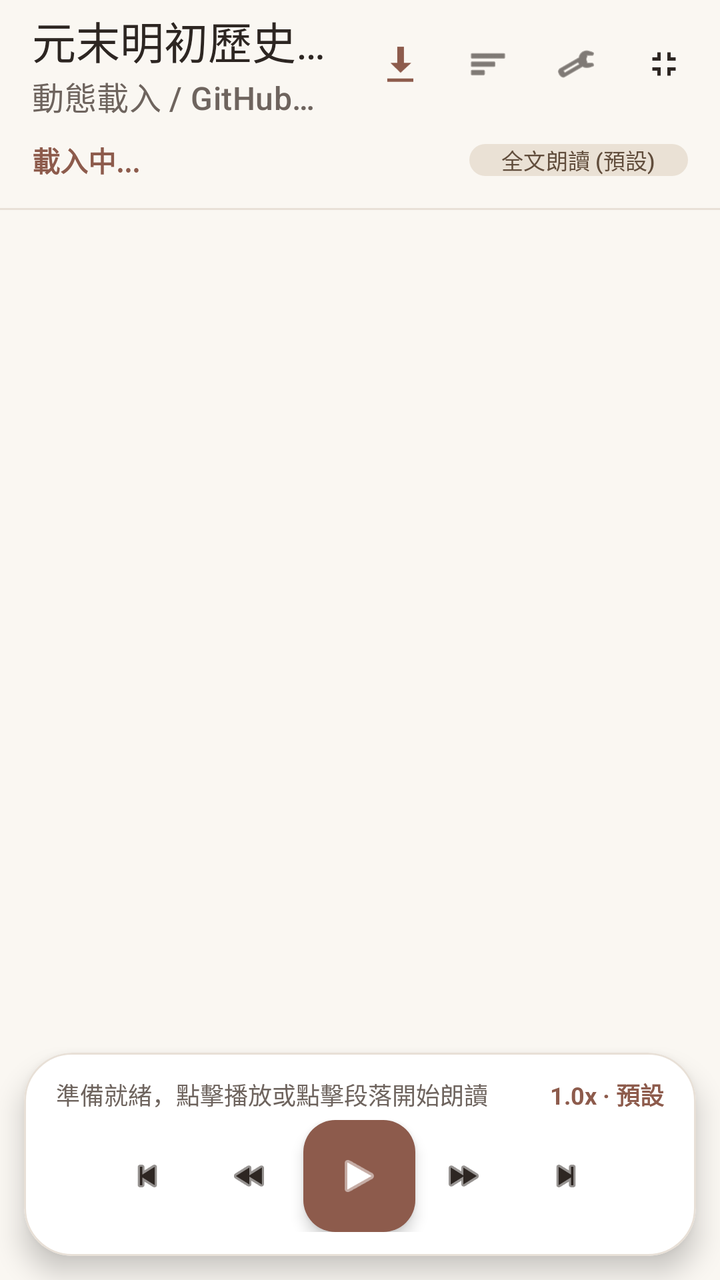
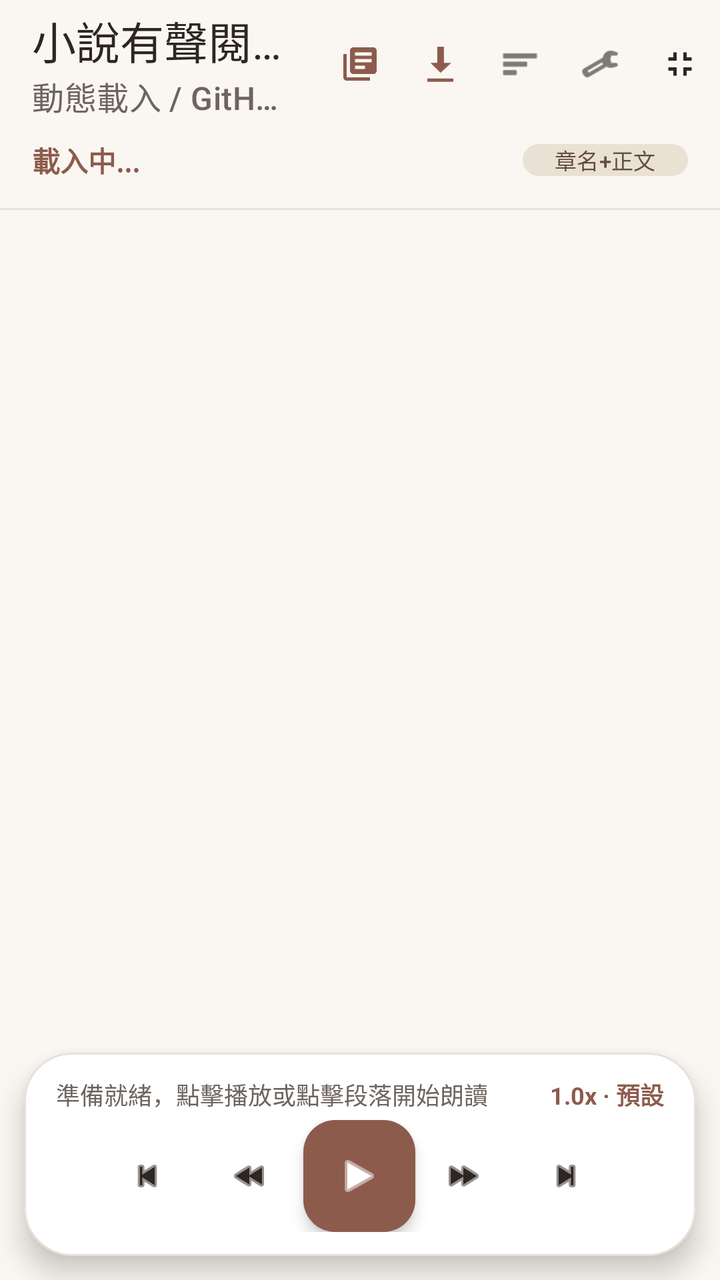

An Android layout rendered at two revisions. The XML below is the earlier revision; the diff shows what the commit changed to produce the second picture.
<!-- AndroidManifest.xml: application theme Theme.NovelReader -->
<!-- res/layout/activity_main.xml -->
<?xml version="1.0" encoding="utf-8"?>
<androidx.coordinatorlayout.widget.CoordinatorLayout xmlns:android="http://schemas.android.com/apk/res/android"
    xmlns:app="http://schemas.android.com/apk/res-auto"
    xmlns:tools="http://schemas.android.com/tools"
    android:id="@+id/rootLayout"
    android:layout_width="match_parent"
    android:layout_height="match_parent"
    android:background="@color/bg_paper">

    <com.google.android.material.appbar.AppBarLayout
        android:id="@+id/appBarLayout"
        android:layout_width="match_parent"
        android:layout_height="wrap_content"
        android:background="@color/bg_paper"
        app:elevation="2dp">

        <com.google.android.material.appbar.MaterialToolbar
            android:id="@+id/toolbar"
            android:layout_width="match_parent"
            android:layout_height="?attr/actionBarSize"
            android:background="@color/bg_paper"
            app:title="@string/title_novel"
            app:titleTextColor="@color/text_primary"
            app:subtitleTextColor="@color/text_secondary"
            app:subtitle="動態載入 / GitHub 連動">

            <LinearLayout
                android:layout_width="wrap_content"
                android:layout_height="match_parent"
                android:layout_gravity="end"
                android:gravity="center_vertical"
                android:orientation="horizontal"
                android:paddingEnd="8dp"
                tools:ignore="RtlSymmetry">

                
                <com.google.android.material.button.MaterialButton
                    android:id="@+id/btnImportNovel"
                    style="@style/Widget.Material3.Button.IconButton"
                    android:layout_width="44dp"
                    android:layout_height="44dp"
                    android:contentDescription="匯入小說 (GitHub/ZIP/目錄)"
                    app:icon="@android:drawable/stat_sys_download"
                    app:iconTint="@color/primary" />

                
                <com.google.android.material.button.MaterialButton
                    android:id="@+id/btnChapterList"
                    style="@style/Widget.Material3.Button.IconButton"
                    android:layout_width="44dp"
                    android:layout_height="44dp"
                    android:contentDescription="@string/chapters"
                    app:icon="@android:drawable/ic_menu_sort_by_size"
                    app:iconTint="@color/text_primary" />

                
                <com.google.android.material.button.MaterialButton
                    android:id="@+id/btnSettings"
                    style="@style/Widget.Material3.Button.IconButton"
                    android:layout_width="44dp"
                    android:layout_height="44dp"
                    android:contentDescription="@string/settings"
                    app:icon="@android:drawable/ic_menu_preferences"
                    app:iconTint="@color/text_primary" />

                
                <com.google.android.material.button.MaterialButton
                    android:id="@+id/btnToggleFullScreen"
                    style="@style/Widget.Material3.Button.IconButton"
                    android:layout_width="44dp"
                    android:layout_height="44dp"
                    android:contentDescription="切換沉浸全螢幕"
                    app:icon="@drawable/ic_fullscreen_exit"
                    app:iconTint="@color/text_primary" />
            </LinearLayout>

        </com.google.android.material.appbar.MaterialToolbar>

        
        <com.google.android.material.card.MaterialCardView
            android:id="@+id/cardResumeBanner"
            android:layout_width="match_parent"
            android:layout_height="wrap_content"
            android:layout_marginHorizontal="12dp"
            android:layout_marginBottom="8dp"
            android:visibility="gone"
            app:cardCornerRadius="12dp"
            app:cardBackgroundColor="@color/primary_container"
            app:strokeColor="@color/primary"
            app:strokeWidth="1dp">

            <LinearLayout
                android:layout_width="match_parent"
                android:layout_height="wrap_content"
                android:orientation="horizontal"
                android:gravity="center_vertical"
                android:paddingHorizontal="12dp"
                android:paddingVertical="8dp">

                <ImageView
                    android:layout_width="20dp"
                    android:layout_height="20dp"
                    android:src="@android:drawable/ic_media_play"
                    app:tint="@color/primary"
                    android:contentDescription="續讀" />

                <TextView
                    android:id="@+id/tvResumeProgressText"
                    android:layout_width="0dp"
                    android:layout_height="wrap_content"
                    android:layout_weight="1"
                    android:layout_marginStart="8dp"
                    android:text="上次讀到：第 1 章 · 第 1 段"
                    android:textColor="@color/on_primary_container"
                    android:textSize="12sp"
                    android:textStyle="bold" />

                <com.google.android.material.button.MaterialButton
                    android:id="@+id/btnResumePlay"
                    style="@style/Widget.Material3.Button.TonalButton"
                    android:layout_width="wrap_content"
                    android:layout_height="32dp"
                    android:text="繼續朗讀"
                    android:textSize="11sp"
                    android:paddingHorizontal="12dp"
                    app:cornerRadius="16dp" />

                <ImageButton
                    android:id="@+id/btnCloseResumeBanner"
                    android:layout_width="28dp"
                    android:layout_height="28dp"
                    android:layout_marginStart="4dp"
                    android:background="?attr/selectableItemBackgroundBorderless"
                    android:src="@android:drawable/ic_menu_close_clear_cancel"
                    android:contentDescription="關閉" />

            </LinearLayout>

        </com.google.android.material.card.MaterialCardView>

        
        <LinearLayout
            android:layout_width="match_parent"
            android:layout_height="wrap_content"
            android:orientation="horizontal"
            android:gravity="center_vertical"
            android:paddingHorizontal="16dp"
            android:paddingBottom="8dp">

            <TextView
                android:id="@+id/tvCurrentChapterInfo"
                android:layout_width="0dp"
                android:layout_height="wrap_content"
                android:layout_weight="1"
                android:text="載入中..."
                android:textColor="@color/primary"
                android:textSize="14sp"
                android:textStyle="bold"
                android:maxLines="1"
                android:ellipsize="end" />

            <com.google.android.material.chip.Chip
                android:id="@+id/chipFilterBadge"
                android:layout_width="wrap_content"
                android:layout_height="32dp"
                android:text="@string/mode_full"
                android:textSize="11sp"
                android:textColor="@color/badge_work_record_text"
                app:chipBackgroundColor="@color/badge_work_record"
                app:chipCornerRadius="16dp"
                app:chipStrokeWidth="0dp" />

        </LinearLayout>

        <View
            android:layout_width="match_parent"
            android:layout_height="1dp"
            android:background="@color/divider" />

    </com.google.android.material.appbar.AppBarLayout>

    
    <androidx.recyclerview.widget.RecyclerView
        android:id="@+id/rvContent"
        android:layout_width="match_parent"
        android:layout_height="match_parent"
        android:clipToPadding="false"
        android:paddingBottom="140dp"
        app:layout_behavior="@string/appbar_scrolling_view_behavior" />

    
    <com.google.android.material.card.MaterialCardView
        android:id="@+id/bottomPlayerCard"
        android:layout_width="match_parent"
        android:layout_height="wrap_content"
        android:layout_gravity="bottom"
        android:layout_margin="12dp"
        app:cardCornerRadius="24dp"
        app:cardElevation="8dp"
        app:cardBackgroundColor="@color/bg_card"
        app:strokeColor="@color/divider"
        app:strokeWidth="1dp">

        <LinearLayout
            android:layout_width="match_parent"
            android:layout_height="wrap_content"
            android:orientation="vertical"
            android:padding="12dp">

            
            <LinearLayout
                android:layout_width="match_parent"
                android:layout_height="wrap_content"
                android:orientation="horizontal"
                android:gravity="center_vertical"
                android:paddingHorizontal="4dp"
                android:paddingBottom="4dp">

                <TextView
                    android:id="@+id/tvSpeakingStatus"
                    android:layout_width="0dp"
                    android:layout_height="wrap_content"
                    android:layout_weight="1"
                    android:text="準備就緒，點擊播放或點擊段落開始朗讀"
                    android:textColor="@color/text_secondary"
                    android:textSize="12sp"
                    android:maxLines="1"
                    android:ellipsize="end" />

                <TextView
                    android:id="@+id/tvVoiceInfo"
                    android:layout_width="wrap_content"
                    android:layout_height="wrap_content"
                    android:text="1.0x · 預設"
                    android:textColor="@color/primary"
                    android:textSize="12sp"
                    android:textStyle="bold" />
            </LinearLayout>

            
            <LinearLayout
                android:layout_width="match_parent"
                android:layout_height="wrap_content"
                android:orientation="horizontal"
                android:gravity="center"
                android:weightSum="5">

                
                <com.google.android.material.button.MaterialButton
                    android:id="@+id/btnPrevChapter"
                    style="@style/Widget.Material3.Button.IconButton"
                    android:layout_width="0dp"
                    android:layout_height="48dp"
                    android:layout_weight="1"
                    android:contentDescription="@string/prev_chapter"
                    app:icon="@android:drawable/ic_media_previous"
                    app:iconTint="@color/text_primary" />

                
                <com.google.android.material.button.MaterialButton
                    android:id="@+id/btnPrevParagraph"
                    style="@style/Widget.Material3.Button.IconButton"
                    android:layout_width="0dp"
                    android:layout_height="48dp"
                    android:layout_weight="1"
                    android:contentDescription="@string/prev_paragraph"
                    app:icon="@android:drawable/ic_media_rew"
                    app:iconTint="@color/text_primary" />

                
                <com.google.android.material.floatingactionbutton.FloatingActionButton
                    android:id="@+id/fabPlayPause"
                    android:layout_width="wrap_content"
                    android:layout_height="wrap_content"
                    android:contentDescription="@string/play"
                    app:fabSize="normal"
                    app:backgroundTint="@color/primary"
                    app:tint="@android:color/white"
                    app:srcCompat="@android:drawable/ic_media_play"
                    app:elevation="4dp" />

                
                <com.google.android.material.button.MaterialButton
                    android:id="@+id/btnNextParagraph"
                    style="@style/Widget.Material3.Button.IconButton"
                    android:layout_width="0dp"
                    android:layout_height="48dp"
                    android:layout_weight="1"
                    android:contentDescription="@string/next_paragraph"
                    app:icon="@android:drawable/ic_media_ff"
                    app:iconTint="@color/text_primary" />

                
                <com.google.android.material.button.MaterialButton
                    android:id="@+id/btnNextChapter"
                    style="@style/Widget.Material3.Button.IconButton"
                    android:layout_width="0dp"
                    android:layout_height="48dp"
                    android:layout_weight="1"
                    android:contentDescription="@string/next_chapter"
                    app:icon="@android:drawable/ic_media_next"
                    app:iconTint="@color/text_primary" />

            </LinearLayout>

        </LinearLayout>

    </com.google.android.material.card.MaterialCardView>

</androidx.coordinatorlayout.widget.CoordinatorLayout>
<!-- resources referenced by this layout -->
<resources>
  <color name="badge_work_record">#EAE1D5</color>
  <color name="badge_work_record_text">#614D3C</color>
  <color name="bg_card">#FFFFFF</color>
  <color name="bg_paper">#FAF7F2</color>
  <color name="divider">#E8E0D7</color>
  <color name="on_primary_container">#3B1F17</color>
  <color name="primary">#8D5B4C</color>
  <color name="primary_container">#F5ECE8</color>
  <color name="text_primary">#2D2622</color>
  <color name="text_secondary">#6E645E</color>
  <!-- drawable ic_fullscreen_exit (drawable) -->
  <vector xmlns:android="http://schemas.android.com/apk/res/android"
      android:width="24dp"
      android:height="24dp"
      android:viewportWidth="24"
      android:viewportHeight="24">
      <path
          android:fillColor="@color/text_primary"
          android:pathData="M5,16h3v3h2v-5H5V16z M8,8H5v2h5V5H8V8z M14,19h2v-3h3v-2h-5V19z M16,8V5h-2v5h5V8H16z"/>
  </vector>
  <string name="chapters">章節目錄</string>
  <string name="mode_full">全文朗讀 (預設)</string>
  <string name="next_chapter">下一章</string>
  <string name="next_paragraph">下一段</string>
  <string name="play">朗讀</string>
  <string name="prev_chapter">上一章</string>
  <string name="prev_paragraph">上一段</string>
  <string name="settings">語音與章節設定</string>
  <string name="title_novel">元末明初歷史群像</string>
  <style name="Theme.NovelReader" parent="Theme.Material3.DayNight.NoActionBar">
          <item name="colorPrimary">@color/primary</item>
          <item name="colorOnPrimary">#FFFFFF</item>
          <item name="colorPrimaryContainer">@color/primary_container</item>
          <item name="colorOnPrimaryContainer">@color/on_primary_container</item>
          <item name="android:statusBarColor">@android:color/transparent</item>
          <item name="android:navigationBarColor">@android:color/transparent</item>
          <item name="android:windowLightStatusBar">true</item>
          <item name="android:windowBackground">@color/bg_paper</item>
          <item name="android:windowLayoutInDisplayCutoutMode" tools:targetApi="p">shortEdges</item>
      </style>
</resources>

<!-- the commit's change to res/layout/activity_main.xml (unified diff, before → after) -->
@@ -19,7 +19,7 @@
             android:layout_width="match_parent"
             android:layout_height="?attr/actionBarSize"
             android:background="@color/bg_paper"
-            app:title="@string/title_novel"
+            app:title="@string/app_name"
             app:titleTextColor="@color/text_primary"
             app:subtitleTextColor="@color/text_secondary"
             app:subtitle="動態載入 / GitHub 連動">
@@ -30,15 +30,25 @@
                 android:layout_gravity="end"
                 android:gravity="center_vertical"
                 android:orientation="horizontal"
-                android:paddingEnd="8dp"
+                android:paddingEnd="4dp"
                 tools:ignore="RtlSymmetry">
 
                 
                 <com.google.android.material.button.MaterialButton
+                    android:id="@+id/btnBookList"
+                    style="@style/Widget.Material3.Button.IconButton"
+                    android:layout_width="40dp"
+                    android:layout_height="40dp"
+                    android:contentDescription="@string/book_list"
+                    app:icon="@drawable/ic_bookshelf"
+                    app:iconTint="@color/primary" />
+
+                
+                <com.google.android.material.button.MaterialButton
                     android:id="@+id/btnImportNovel"
                     style="@style/Widget.Material3.Button.IconButton"
-                    android:layout_width="44dp"
-                    android:layout_height="44dp"
+                    android:layout_width="40dp"
+                    android:layout_height="40dp"
                     android:contentDescription="匯入小說 (GitHub/ZIP/目錄)"
                     app:icon="@android:drawable/stat_sys_download"
                     app:iconTint="@color/primary" />
@@ -47,8 +57,8 @@
                 <com.google.android.material.button.MaterialButton
                     android:id="@+id/btnChapterList"
                     style="@style/Widget.Material3.Button.IconButton"
-                    android:layout_width="44dp"
-                    android:layout_height="44dp"
+                    android:layout_width="40dp"
+                    android:layout_height="40dp"
                     android:contentDescription="@string/chapters"
                     app:icon="@android:drawable/ic_menu_sort_by_size"
                     app:iconTint="@color/text_primary" />
@@ -57,8 +67,8 @@
                 <com.google.android.material.button.MaterialButton
                     android:id="@+id/btnSettings"
                     style="@style/Widget.Material3.Button.IconButton"
-                    android:layout_width="44dp"
-                    android:layout_height="44dp"
+                    android:layout_width="40dp"
+                    android:layout_height="40dp"
                     android:contentDescription="@string/settings"
                     app:icon="@android:drawable/ic_menu_preferences"
                     app:iconTint="@color/text_primary" />
@@ -67,8 +77,8 @@
                 <com.google.android.material.button.MaterialButton
                     android:id="@+id/btnToggleFullScreen"
                     style="@style/Widget.Material3.Button.IconButton"
-                    android:layout_width="44dp"
-                    android:layout_height="44dp"
+                    android:layout_width="40dp"
+                    android:layout_height="40dp"
                     android:contentDescription="切換沉浸全螢幕"
                     app:icon="@drawable/ic_fullscreen_exit"
                     app:iconTint="@color/text_primary" />
@@ -163,7 +173,7 @@
                 android:id="@+id/chipFilterBadge"
                 android:layout_width="wrap_content"
                 android:layout_height="32dp"
-                android:text="@string/mode_full"
+                android:text="@string/mode_title_and_body"
                 android:textSize="11sp"
                 android:textColor="@color/badge_work_record_text"
                 app:chipBackgroundColor="@color/badge_work_record"
<!-- resource entries referenced after the edit -->
@@ -10,6 +10,16 @@
   <color name="primary_container">#F5ECE8</color>
   <color name="text_primary">#2D2622</color>
   <color name="text_secondary">#6E645E</color>
+  <!-- drawable ic_bookshelf (drawable) -->
+  <vector xmlns:android="http://schemas.android.com/apk/res/android"
+      android:width="24dp"
+      android:height="24dp"
+      android:viewportWidth="24"
+      android:viewportHeight="24">
+      <path
+          android:fillColor="#FF000000"
+          android:pathData="M4,6H2v14c0,1.1 0.9,2 2,2h14v-2H4V6zM20,2H8C6.9,2 6,2.9 6,4v12c0,1.1 0.9,2 2,2h12c1.1,0 2,-0.9 2,-2V4C22,2.9 21.1,2 20,2zM19,11H9V9h10V11zM15,15H9v-2h6V15zM19,7H9V5h10V7z" />
+  </vector>
   <!-- drawable ic_fullscreen_exit (drawable) -->
   <vector xmlns:android="http://schemas.android.com/apk/res/android"
       android:width="24dp"
@@ -20,15 +30,16 @@
           android:fillColor="@color/text_primary"
           android:pathData="M5,16h3v3h2v-5H5V16z M8,8H5v2h5V5H8V8z M14,19h2v-3h3v-2h-5V19z M16,8V5h-2v5h5V8H16z"/>
   </vector>
+  <string name="app_name">小說有聲閱讀器</string>
+  <string name="book_list">我的書單</string>
   <string name="chapters">章節目錄</string>
-  <string name="mode_full">全文朗讀 (預設)</string>
+  <string name="mode_title_and_body">章名+正文</string>
   <string name="next_chapter">下一章</string>
   <string name="next_paragraph">下一段</string>
   <string name="play">朗讀</string>
   <string name="prev_chapter">上一章</string>
   <string name="prev_paragraph">上一段</string>
   <string name="settings">語音與章節設定</string>
-  <string name="title_novel">元末明初歷史群像</string>
   <style name="Theme.NovelReader" parent="Theme.Material3.DayNight.NoActionBar">
           <item name="colorPrimary">@color/primary</item>
           <item name="colorOnPrimary">#FFFFFF</item>
